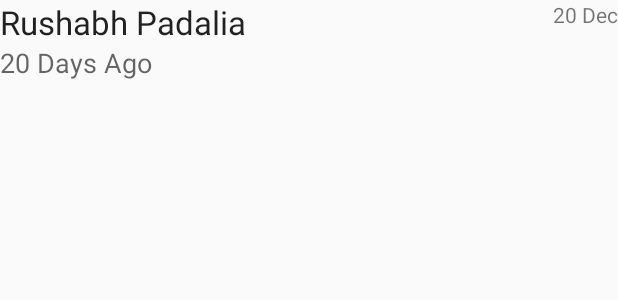
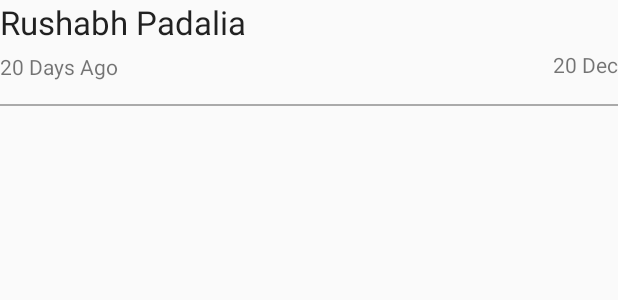
Before and after one commit to PadaliaRushabh/remembertocall, an Android app: the layout contact_list_items.xml on its own in the app's theme, with its tools: preview values and no code run, on a phone screen of 412 x 824 dp. Shown: the top 300 px of the screen. Run offline under Robolectric (Android 15) with nearby library versions, the phone set to English and light mode, and no system bars.

Commit message:
minor design change

```diff
--- a/app/src/main/res/layout/activity_main.xml
+++ b/app/src/main/res/layout/activity_main.xml
@@ -8,6 +8,7 @@
     android:paddingRight="@dimen/activity_horizontal_margin"
     android:paddingTop="@dimen/activity_vertical_margin"
     android:orientation="vertical"
+    android:background="@color/appBackground"
     tools:context="com.rushabh.remembertocall.MainActivity">
 
 
@@ -17,6 +18,7 @@
     <android.support.v7.widget.RecyclerView
         android:id="@+id/phone_list"
         android:scrollbars="vertical"
+        android:scrollbarStyle="outsideInset"
         android:layout_width="match_parent"
         android:layout_height="match_parent"/>
 
--- a/app/src/main/res/layout/contact_list_items.xml
+++ b/app/src/main/res/layout/contact_list_items.xml
@@ -7,9 +7,12 @@
         android:layout_width="match_parent"
         android:layout_height="wrap_content">
 
+
+
     <LinearLayout
         android:layout_width="match_parent"
         android:layout_height="wrap_content"
+        android:id="@+id/layout_contact"
         android:orientation="vertical">
 
         <TextView
@@ -23,9 +26,10 @@
         <TextView
             android:layout_width="wrap_content"
             android:layout_height="wrap_content"
-            android:textAppearance="?android:attr/textAppearanceMedium"
+            android:textAppearance="?android:attr/textAppearanceSmall"
             android:layout_alignParentLeft="true"
             android:text="20 Days Ago"
+            android:layout_marginTop="5dp"
             android:id="@+id/txt_lastcallsince" />
         </LinearLayout>
 
@@ -34,8 +38,19 @@
             android:layout_height="wrap_content"
             android:textAppearance="?android:attr/textAppearanceSmall"
             android:layout_alignParentRight="true"
+            android:layout_centerVertical="true"
             android:text="20 Dec"
             android:id="@+id/txt_lastcalldate" />
+
+        <View
+            android:layout_width="match_parent"
+            android:layout_height="1dp"
+            android:layout_below="@+id/layout_contact"
+            android:layout_marginTop="15dp"
+            android:layout_marginBottom="15dp"
+            android:background="@android:color/darker_gray"/>
+
+
 
        <!-- <TextView
             android:layout_width="wrap_content"
@@ -45,4 +60,6 @@
             android:text="20 Dec"
             android:id="@+id/txt_lastcallduration" /> -->
     </RelativeLayout>
+
+
 </RelativeLayout>
--- a/app/src/main/res/values/colors.xml
+++ b/app/src/main/res/values/colors.xml
@@ -3,4 +3,5 @@
     <color name="colorPrimary">#3F51B5</color>
     <color name="colorPrimaryDark">#303F9F</color>
     <color name="colorAccent">#FF4081</color>
+    <color name="appBackground">#d7d7d9</color>
 </resources>
```
